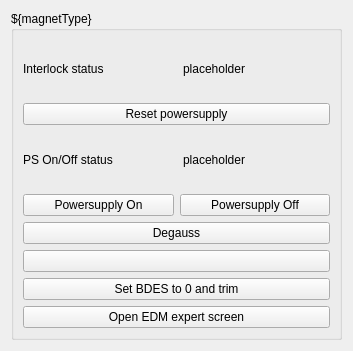
Above: MagnetTemplate.ui from slaclab/rf_commissioning before the change. Below: the same form after it.
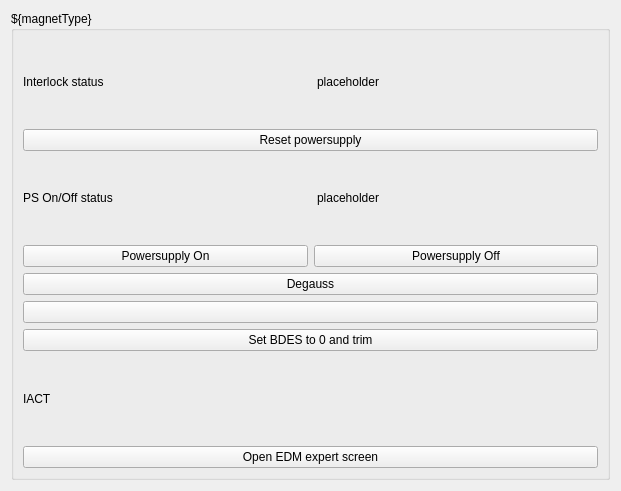
That is the form after the change. Custom widgets are drawn as their Qt base class.

What changed in the file:
```diff
--- a/MagnetTemplate.ui
+++ b/MagnetTemplate.ui
@@ -6,8 +6,8 @@
    <rect>
     <x>0</x>
     <y>0</y>
-    <width>353</width>
-    <height>351</height>
+    <width>621</width>
+    <height>491</height>
    </rect>
   </property>
   <property name="windowTitle">
@@ -214,6 +214,24 @@
           </property>
          </widget>
         </item>
+        <item>
+         <layout class="QHBoxLayout" name="horizontalLayout_4">
+          <item>
+           <widget class="QLabel" name="label_3">
+            <property name="text">
+             <string>IACT</string>
+            </property>
+           </widget>
+          </item>
+          <item>
+           <widget class="PyDMLabel" name="PyDMLabel_3">
+            <property name="toolTip">
+             <string/>
+            </property>
+           </widget>
+          </item>
+         </layout>
+        </item>
         <item>
          <widget class="PyDMEDMDisplayButton" name="PyDMEDMDisplayButton">
           <property name="toolTip">
```
